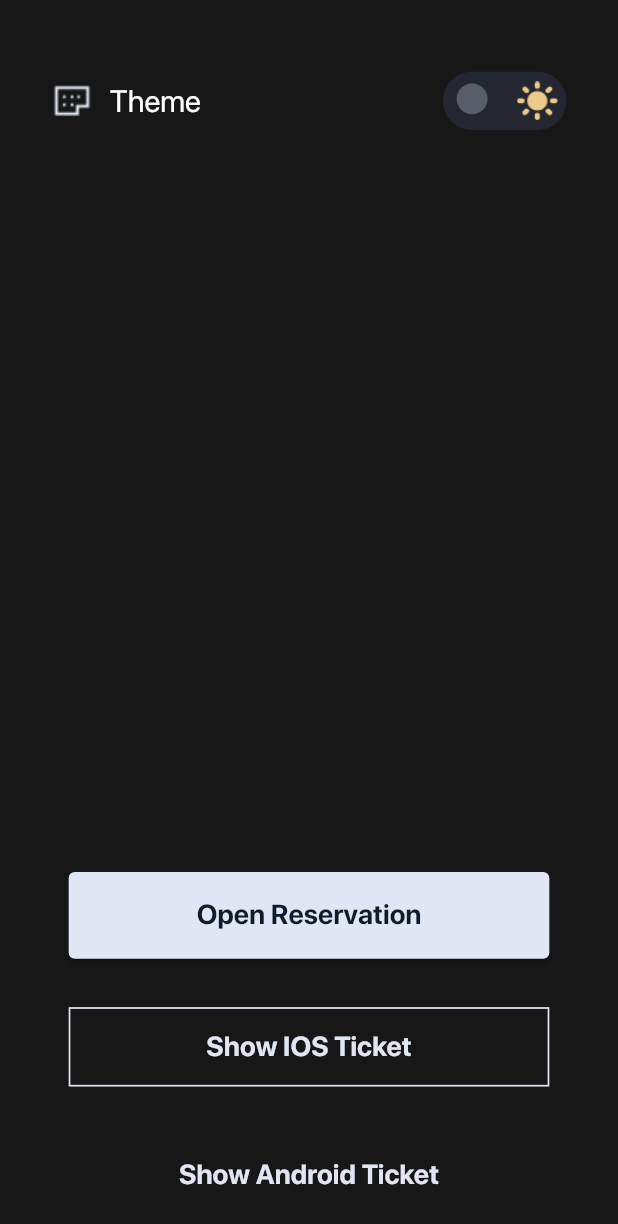
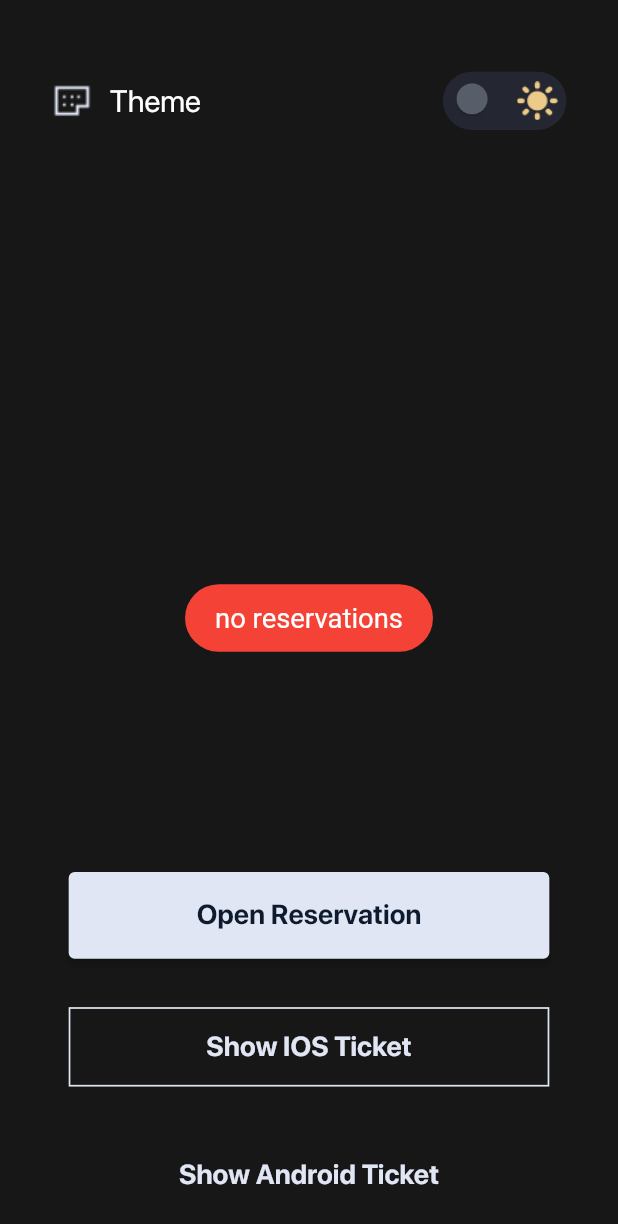
Before and after one commit to HusseinReda97pro/nxt_solutions_task, a Flutter app: the screen it shows after launch, after a tap on "Show Android Ticket", on a phone screen of 412 x 824 dp. Shown: the top 1224 px of the screen. Run offline on Flutter 3.47's test engine with Material 2 defaults, Android fonts, the phone set to English and light mode, and no system bars; our stand-ins replace auto_size_text, bloc, cached_network_image, dio, easy_localization, equatable and 7 more; missing offline and left inert: bottom_sheet, dio_cache_interceptor, dio_cache_interceptor_hive_store; accounts and stored records are empty; network calls fail; project files that could hold a hidden picture were left out.

Commit message:
fix bloc state and access first item in reservation list

```diff
--- /dev/null
+++ b/lib/core/network/info_helper.dart
@@ -0,0 +1,20 @@
+import 'package:flutter/material.dart';
+import 'package:flutter_screenutil/flutter_screenutil.dart';
+import 'package:fluttertoast/fluttertoast.dart';
+
+class InfoHelper {
+  static void showToast({
+    required String message,
+    Color backgroundColor = Colors.red,
+  }) {
+    Fluttertoast.showToast(
+      msg: message,
+      toastLength: Toast.LENGTH_SHORT,
+      gravity: ToastGravity.CENTER,
+      timeInSecForIosWeb: 1,
+      backgroundColor: Colors.red,
+      textColor: Colors.white,
+      fontSize: 16.0.sp,
+    );
+  }
+}
--- a/lib/home_screen.dart
+++ b/lib/home_screen.dart
@@ -3,6 +3,7 @@ import 'package:flutter/material.dart';
 import 'package:flutter/services.dart';
 import 'package:flutter_bloc/flutter_bloc.dart';
 import 'package:flutter_screenutil/flutter_screenutil.dart';
+import 'package:nxt_solutions_task/core/network/info_helper.dart';
 import 'package:nxt_solutions_task/reservations/bloc/reservations_bloc.dart';
 import 'package:nxt_solutions_task/reservations/data/models/UserTicket.dart';
 import 'package:nxt_solutions_task/reservations/presentation/ReservationSheet.dart';
@@ -102,13 +103,16 @@ class _HomeScreenState extends State<HomeScreen> {
     );
   }
 
-  Widget _buildAndroidButton() {
-    return BlocBuilder<ThemeCubit, ThemeState>(
-      builder: (context, state) {
-        return InkWell(
-          onTap: () {
-            UserTicket userTicket =
-                context.read<ReservationsBloc>().reservations[0].userTickets[0];
+  void _openAndroidSheet(
+      {required ThemeState state,
+      required ReservationsState reservationsState}) {
+    if (reservationsState is LoadedReservationsState) {
+      List<UserTicket> userTickets = reservationsState.reservation.userTickets;
+      if (userTickets.isEmpty) {
+        InfoHelper.showToast(message: "no tickets");
+        return;
+      }
+      UserTicket userTicket = userTickets[0];
       const platform = MethodChannel('android');
 
       platform.invokeMethod("show_sheet", {
@@ -120,6 +124,20 @@ class _HomeScreenState extends State<HomeScreen> {
         "seatValue": userTicket.seat,
         "theme": state is DarkThemeState ? "dark" : "light"
       });
+    } else {
+      InfoHelper.showToast(message: "no reservations");
+    }
+  }
+
+  Widget _buildAndroidButton() {
+    return BlocBuilder<ThemeCubit, ThemeState>(
+      builder: (context, state) {
+        return BlocBuilder<ReservationsBloc, ReservationsState>(
+          builder: (context, reservationsState) {
+            return InkWell(
+              onTap: () => {
+                _openAndroidSheet(
+                    state: state, reservationsState: reservationsState)
               },
               child: Padding(
                 padding: EdgeInsets.symmetric(vertical: 25.h, horizontal: 10.w),
@@ -127,12 +145,15 @@ class _HomeScreenState extends State<HomeScreen> {
                   child: Text(
                     AppStrings.showAndroidTicket,
                     textAlign: TextAlign.center,
-                style: Theme.of(context).primaryTextTheme.titleSmall!.copyWith(
+                    style:
+                        Theme.of(context).primaryTextTheme.titleSmall!.copyWith(
                               color: Theme.of(context).colorScheme.tertiary,
                             ),
                   ),
                 ),
               ),
+            );
+          },
         );
       },
     );
--- a/lib/reservations/bloc/reservations_bloc.dart
+++ b/lib/reservations/bloc/reservations_bloc.dart
@@ -1,6 +1,7 @@
 import 'package:bloc/bloc.dart';
 import 'package:equatable/equatable.dart';
 import 'package:nxt_solutions_task/reservations/data/models/Reservation.dart';
+import 'package:nxt_solutions_task/resources/app_strings.dart';
 
 import '../data/repositories/reservation_repository.dart';
 
@@ -8,7 +9,7 @@ part 'reservations_event.dart';
 part 'reservations_state.dart';
 
 class ReservationsBloc extends Bloc<ReservationsEvent, ReservationsState> {
-  List<Reservation> reservations = [];
+  // List<Reservation> reservations = [];
   ReservationRepository reservationRepository;
 
   ReservationsBloc({required this.reservationRepository})
@@ -19,10 +20,15 @@ class ReservationsBloc extends Bloc<ReservationsEvent, ReservationsState> {
   void _onLoadReservation(LoadReservationsEvent event, Emitter emit) async {
     emit(LoadingReservationsState());
     try {
-      reservations = await reservationRepository.fetchAllReservation();
+      List<Reservation> reservations =
+          await reservationRepository.fetchAllReservation();
+      if (reservations.isEmpty) {
+        emit(ErrorReservationsState(message: AppStrings.noDataFound));
+        return;
+      }
+      emit(LoadedReservationsState(reservation: reservations[0]));
     } catch (e) {
       emit(ErrorReservationsState(message: e.toString()));
     }
-    emit(LoadedReservationsState());
   }
 }
--- a/lib/reservations/bloc/reservations_state.dart
+++ b/lib/reservations/bloc/reservations_state.dart
@@ -15,8 +15,10 @@ class LoadingReservationsState extends ReservationsState {
 }
 
 class LoadedReservationsState extends ReservationsState {
+  final Reservation reservation;
+  const LoadedReservationsState({required this.reservation});
   @override
-  List<Object?> get props => [];
+  List<Object?> get props => [reservation];
 }
 
 class ErrorReservationsState extends ReservationsState {
--- a/pubspec.yaml
+++ b/pubspec.yaml
@@ -52,6 +52,7 @@ dependencies:
   cached_network_image: ^3.3.0
   flutter_cache_manager: ^3.3.1
   bottom_sheet: ^4.0.0
+  fluttertoast: ^8.2.2
 
 dev_dependencies:
   flutter_test:
```
Also changed, not shown: lib/reservations/presentation/ReservationSheet.dart (+24 -17 lines), pubspec.lock. Lines whose indentation alone changed are shown as unchanged.
